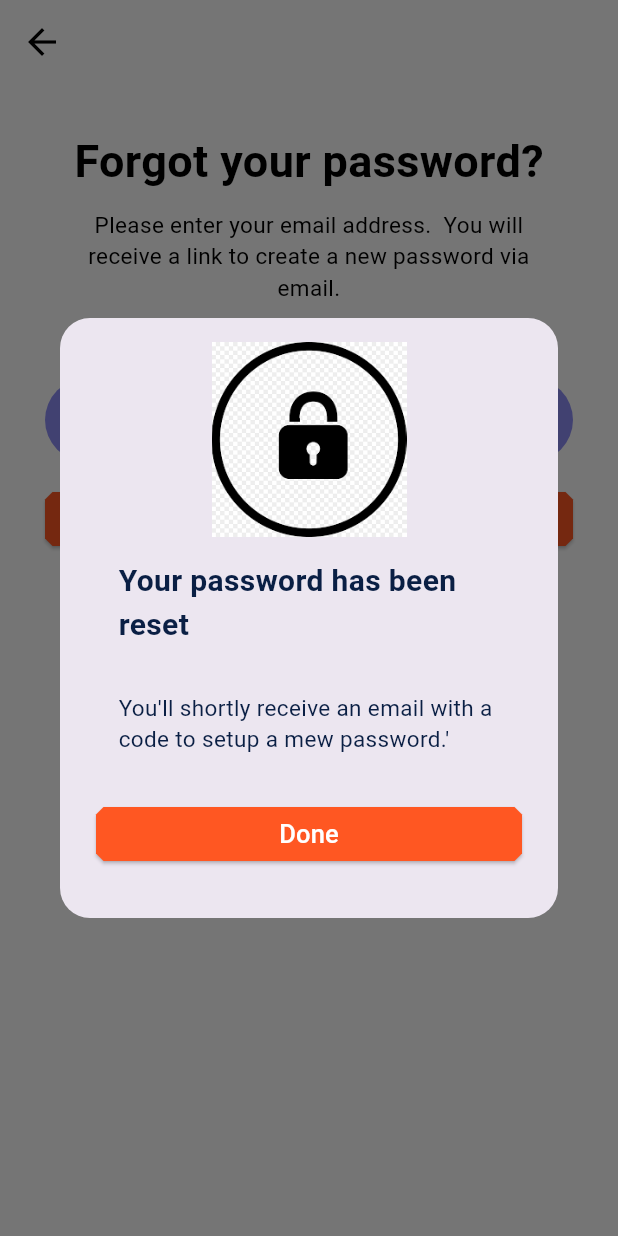
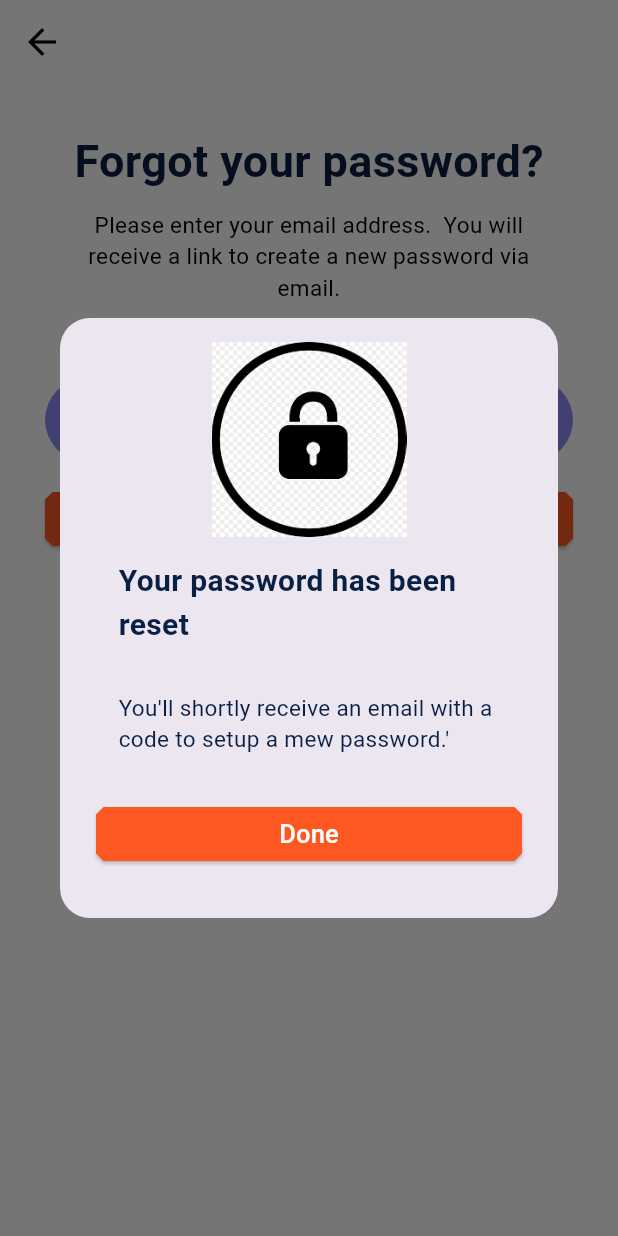
Before and after one commit to jcuellarv1966/flutter-ejemplo-01, a Flutter app: the ForgotPassword screen opened by its route, after a tap on "Send", on a phone screen of 412 x 824 dp. Run offline on Flutter 3.47's test engine with Material 3 defaults, Android fonts, the phone set to English and light mode, and no system bars; missing offline and left inert: flutter_swiper_3; network calls fail.

Commit message:
Refactorizando con widget Text ...

```diff
--- /dev/null
+++ b/lib/src/features/presentation/common-widgets/header_text.dart
@@ -0,0 +1,9 @@
+import 'package:flutter/material.dart';
+
+Widget headerText(
+    String texto, Color color, FontWeight fontWeight, double fontSize) {
+  return Text(
+    texto,
+    style: TextStyle(color: color, fontWeight: fontWeight, fontSize: fontSize),
+  );
+}
--- a/lib/src/features/presentation/forgot_password_page/View/forgot_pasword.dart
+++ b/lib/src/features/presentation/forgot_password_page/View/forgot_pasword.dart
@@ -1,4 +1,5 @@
-import 'package:curso_delivery_app/src/features/presentation/widgets/back_button.dart';
+import 'package:curso_delivery_app/src/features/presentation/common-widgets/back_button.dart';
+import 'package:curso_delivery_app/src/features/presentation/common-widgets/header_text.dart';
 import 'package:flutter/material.dart';
 
 class ForgotPassword extends StatelessWidget {
@@ -20,13 +21,8 @@ class ForgotPassword extends StatelessWidget {
           padding: const EdgeInsets.all(30.0),
           child: Column(
             children: [
-              const Text(
-                "Forgot your password?",
-                style: TextStyle(
-                    color: Colors.black,
-                    fontWeight: FontWeight.bold,
-                    fontSize: 30),
-              ),
+              headerText("Forgot your password?",
+                  Theme.of(context).primaryColor, FontWeight.bold, 30.0),
               Container(
                 padding: const EdgeInsets.all(10.0),
                 child: const Text(
@@ -114,14 +110,8 @@ void _ShowAlerta(BuildContext context) {
                 // ignore: avoid_unnecessary_containers
                 Container(
                   margin: const EdgeInsets.all(15.0),
-                  child: Text(
-                    "Your password has been reset",
-                    style: TextStyle(
-                      color: Theme.of(context).primaryColor,
-                      fontWeight: FontWeight.bold,
-                      fontSize: 20.0,
-                    ),
-                  ),
+                  child: headerText("Your password has been reset",
+                      Theme.of(context).primaryColor, FontWeight.bold, 20.0),
                 ),
                 Container(
                   margin: const EdgeInsets.all(15.0),
```
Also changed, not shown: lib/src/features/presentation/login_page/View/login_page.dart (+4 -9 lines), lib/src/features/presentation/sign_up_page/View/sign_up_page.dart (+4 -8 lines), lib/src/features/presentation/tabs/explore_tab/View/explore_tab.dart (+8 -11 lines), lib/src/features/presentation/welcome_page/View/welcome_page.dart (+6 -9 lines), lib/src/features/presentation/common-widgets/back_button.dart (renamed from lib/src/features/presentation/widgets/back_button.dart).
